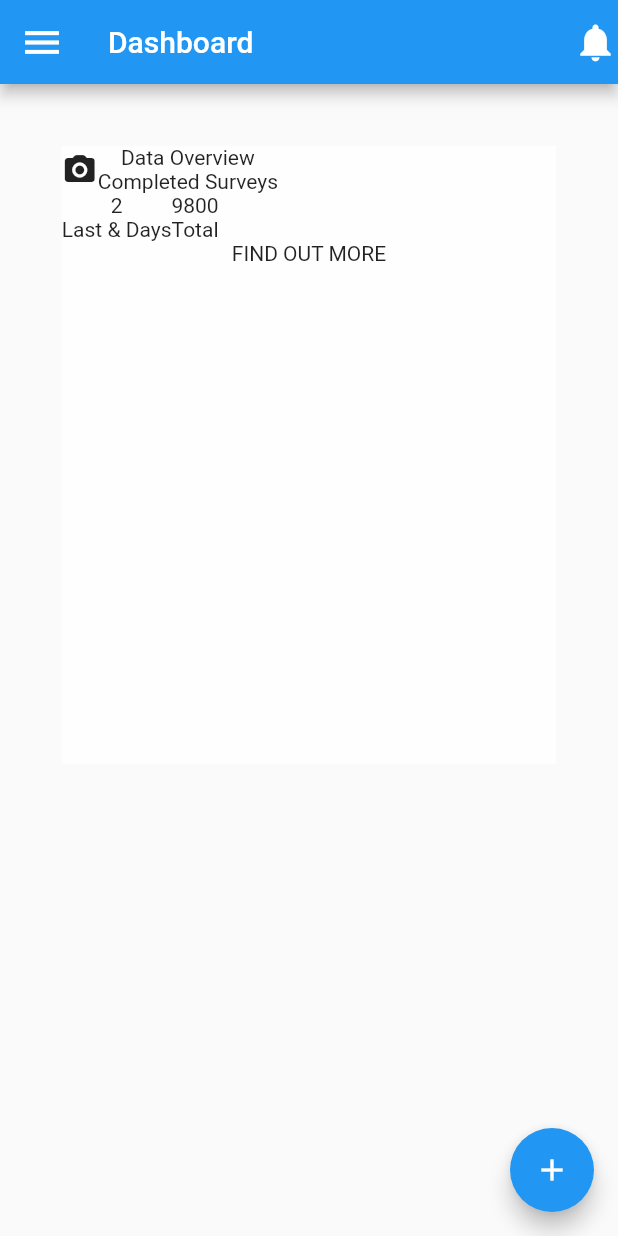
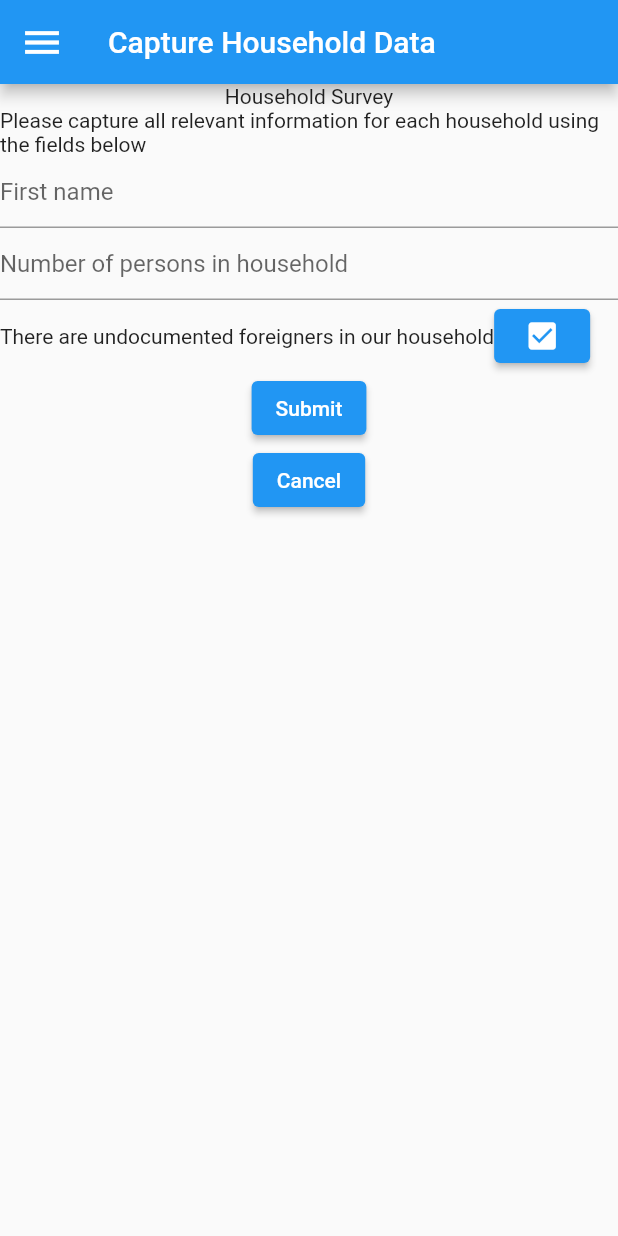
Before and after one commit to GlenReiseMalesa/survey-recording-system-flutter-mysql, a Flutter app: the screen it shows after launch, after a tap on the "add" icon, on a phone screen of 412 x 824 dp. Run offline on Flutter 3.47's test engine with Material 2 defaults, Android fonts, the phone set to English and light mode, and no system bars; missing offline and left inert: dart:html.

Commit message:
second commit

```diff
--- a/lib/dashboard.dart
+++ b/lib/dashboard.dart
@@ -1,6 +1,8 @@
 import 'dart:html';
 
 import 'package:flutter/material.dart';
+import 'package:sand_survey/insight.dart';
+import 'package:sand_survey/survey.dart';
 
 class dashboard extends StatefulWidget {
   const dashboard({Key? key}) : super(key: key);
@@ -55,12 +57,22 @@ class _dashboardState extends State<dashboard> {
                 children: [Text("9800"), Text("Total")],
               )
             ]),
-            Text("FIND OUT MORE"),
+
+            FlatButton(
+              onPressed: () => {
+                Navigator.push(context,
+                    MaterialPageRoute(builder: (context) => insight())),
+              },
+              child: Text("FIND OUT MORE"),
+            ),
           ],
         ),
       ),
       floatingActionButton: FloatingActionButton(
-        onPressed: () => {},
+        onPressed: () => {
+          Navigator.push(
+              context, MaterialPageRoute(builder: (context) => survey())),
+        },
         child: Icon(Icons.add),
       ),
     );
--- /dev/null
+++ b/lib/survey.dart
@@ -0,0 +1,83 @@
+import 'package:flutter/material.dart';
+
+class survey extends StatefulWidget {
+  const survey({Key? key}) : super(key: key);
+
+  @override
+  _surveyState createState() => _surveyState();
+}
+
+class _surveyState extends State<survey> {
+  final GlobalKey<FormState> _formKey = GlobalKey<FormState>();
+
+  @override
+  Widget build(BuildContext context) {
+    return Scaffold(
+      appBar: AppBar(
+        leading: Icon(
+          Icons.menu,
+          color: Colors.white,
+          size: 30,
+        ),
+        title: Text("Capture Household Data"),
+      ),
+      body: Center(
+        child: Column(
+          children: [
+            Text("Household Survey"),
+            Text(
+                "Please capture all relevant information for each household using the fields below"),
+
+            //the form capture functionality
+            Form(
+              key: _formKey,
+              child: Column(
+                children: [
+                  TextFormField(
+                    decoration: InputDecoration(hintText: 'First name'),
+                    validator: (String? value) {
+                      if (value == null || value.isEmpty) {
+                        return 'First name as per identity document';
+                      }
+                      return null;
+                    },
+                  ),
+                  TextFormField(
+                    decoration: InputDecoration(
+                        hintText: 'Number of persons in household'),
+                    validator: (String? value) {
+                      if (value == null || value.isEmpty) {
+                        return 'How many people are currently living with you?';
+                      }
+                      return null;
+                    },
+                  ),
+                  Row(
+                    children: [
+                      Text(
+                          "There are undocumented foreigners in our household"),
+                      ElevatedButton(
+                          onPressed: () {}, child: Icon(Icons.check_box))
+                    ],
+                  ),
+                  ElevatedButton(
+                      onPressed: () {
+                        //validate
+                        if (_formKey.currentState!.validate()) {}
+                      },
+                      child: Text("Submit"))
+                ],
+              ),
+            ),
+
+            ElevatedButton(
+                onPressed: () {
+                  Navigator.pop(context);
+                },
+                child: Text("Cancel"))
+          ],
+        ),
+      ),
+    );
+  }
+}
```
Also changed, not shown: lib/insight.dart (added, +51 -0 lines).
